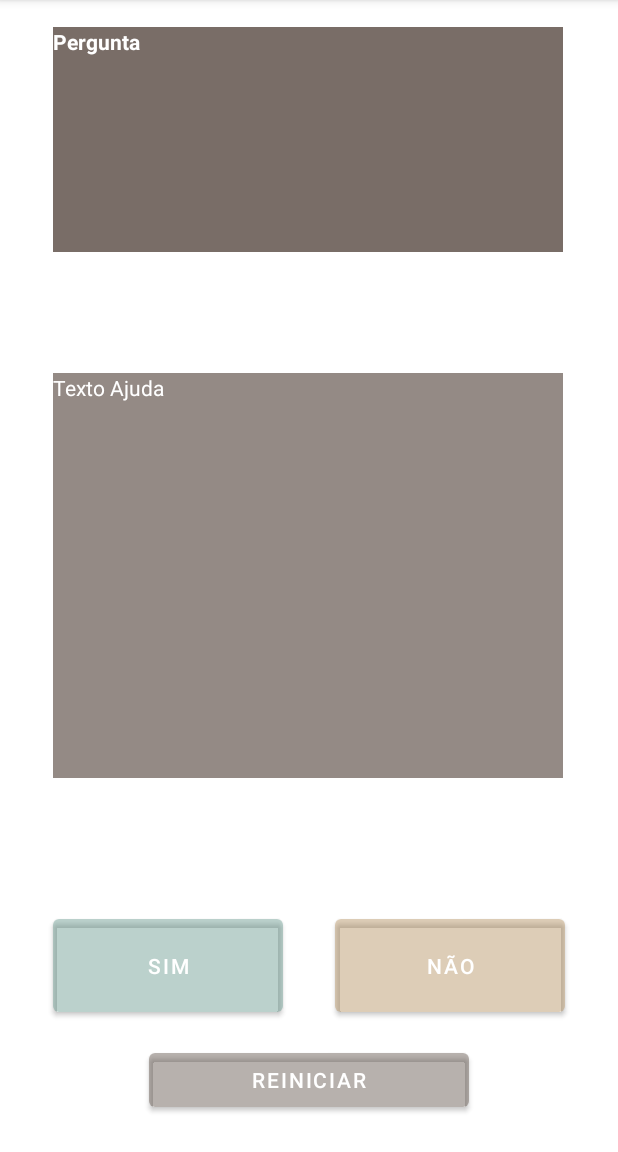
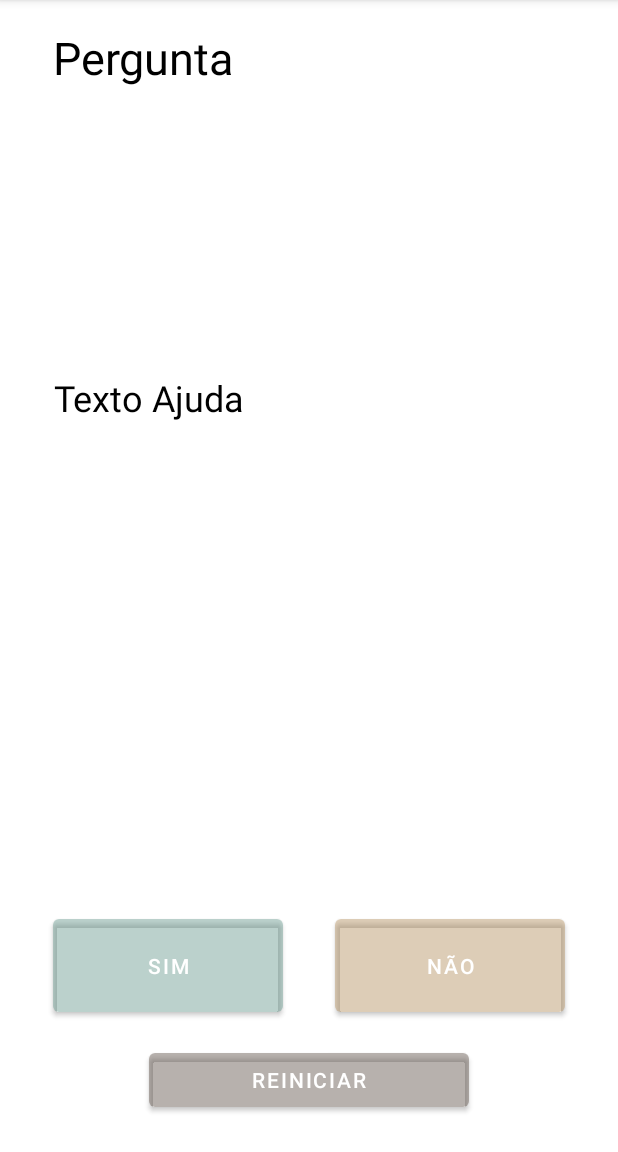
Before and after one commit to Laboratorio-de-Pedometria/aplicativoClassificador, an Android app: the PerguntaSoloSubsuperficialActivity screen opened directly, with no data from a screen before it, on a phone screen of 412 x 824 dp, the part 84-1236 px from its top. Run offline under Robolectric (Android 15) with nearby library versions, the phone set to English and light mode, and no system bars; libraries missing offline, so code that uses them is left out: org.apache.poi; 8 statements that could not run were skipped.

Commit message:
alterações no layout

```diff
--- a/app/src/main/java/com/example/classificador/ui/activity/PerguntaActivity.java
+++ b/app/src/main/java/com/example/classificador/ui/activity/PerguntaActivity.java
@@ -4,6 +4,7 @@ import android.content.Intent;
 import android.os.Build;
 import android.os.Bundle;
 import android.os.Handler;
+import android.text.method.ScrollingMovementMethod;
 import android.view.View;
 import android.widget.Button;
 import android.widget.TextView;
@@ -63,6 +64,7 @@ public abstract class PerguntaActivity extends AppCompatActivity {
         TextView perguntTextView = findViewById(R.id.textView_pergunta);
         perguntTextView.setText(raiz.getTextoPrincipal());
         TextView ajudTextView = findViewById(R.id.textView_ajuda);
+        ajudTextView.setMovementMethod(new ScrollingMovementMethod());
         ajudTextView.setText(raiz.getTextoAjuda());
 
 
@@ -83,6 +85,7 @@ public abstract class PerguntaActivity extends AppCompatActivity {
             TextView perguntaTextView = findViewById(R.id.textView_pergunta);
             perguntaTextView.setText(service.getNoAtual().getTextoPrincipal());
             TextView ajudsTextView = findViewById(R.id.textView_ajuda);
+            ajudsTextView.setMovementMethod(new ScrollingMovementMethod());
             ajudsTextView.setText(service.getNoAtual().getTextoAjuda());
         } else {
             TextView perguntaTextView = findViewById(R.id.textView_pergunta);
--- a/app/src/main/res/layout/activity_pergunta.xml
+++ b/app/src/main/res/layout/activity_pergunta.xml
@@ -37,9 +37,12 @@
         android:layout_centerHorizontal="true"
         android:layout_marginStart="35dp"
         android:layout_marginTop="18dp"
-        android:background="#BF4D3D34"
+        android:background="#FFFFFFFF"
+        android:fontFamily="sans-serif-thin"
         android:text="Pergunta"
-        android:textColor="#FFFFFF"
+        android:textAlignment="viewStart"
+        android:textColor="#000000"
+        android:textSize="30sp"
         android:textStyle="bold"
         app:layout_constraintEnd_toEndOf="parent"
         app:layout_constraintStart_toStartOf="parent" />
@@ -48,13 +51,17 @@
         android:id="@+id/textView_ajuda"
         android:layout_width="340dp"
         android:layout_height="270dp"
-        android:layout_alignParentStart="true"
+        android:layout_alignParentStart="false"
         android:layout_centerInParent="true"
         android:layout_marginStart="35dp"
-        android:background="#994D3D34"
+        android:layout_marginTop="50dp"
+        android:background="#FFFFFFFF"
+        android:focusable="auto"
+        android:lineSpacingExtra="2sp"
         android:text="Texto Ajuda"
-        android:textAlignment="textStart"
-        android:textColor="#FFFFFF" />
+        android:textColor="#000000"
+        android:scrollbars = "vertical"
+        android:textSize="24sp" />
 
     <Button
         android:id="@+id/button_reiniciar"
--- a/build.gradle
+++ b/build.gradle
@@ -7,7 +7,7 @@ buildscript {
         mavenLocal()
     }
     dependencies {
-        classpath "com.android.tools.build:gradle:4.1.3"
+        classpath 'com.android.tools.build:gradle:4.2.1'
         // NOTE: Do not place your application dependencies here; they belong
         // in the individual module build.gradle files
     }
```
Also changed, not shown: gradle/wrapper/gradle-wrapper.properties, 1 other file.
